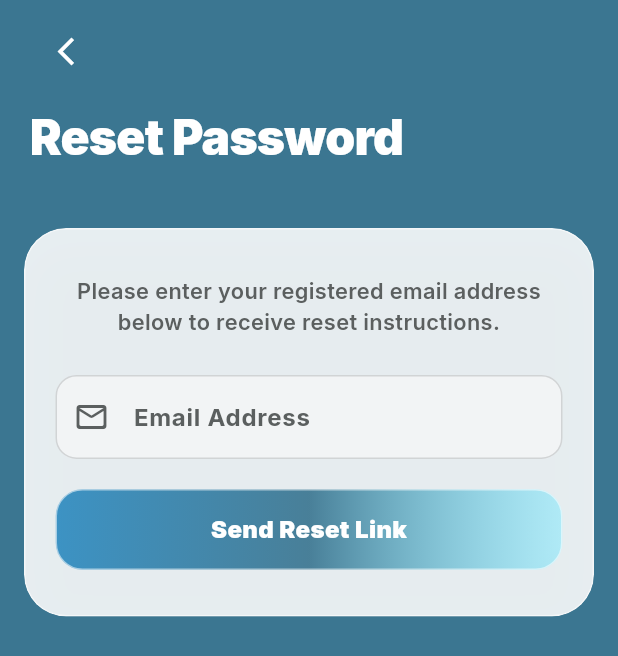
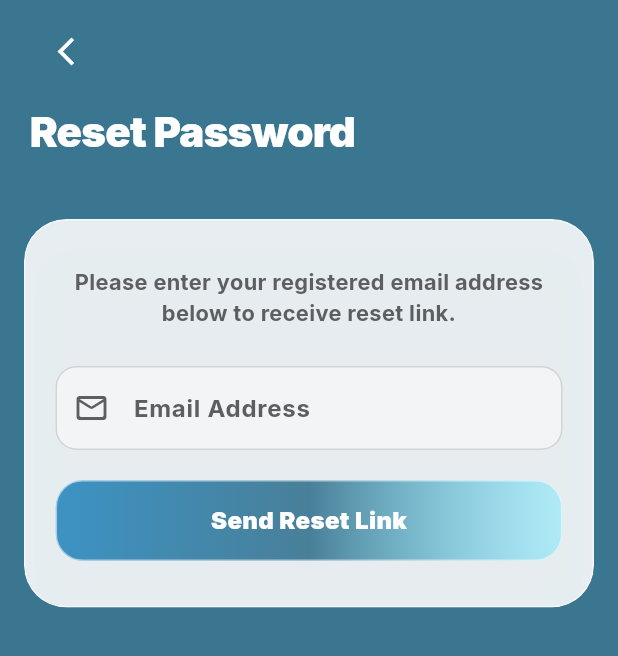
Before and after one commit to norahalhazab/ratq-flutter-app, a Flutter app: the ForgotPasswordScreen screen opened directly, on a phone screen of 412 x 824 dp. Shown: the top 656 px of the screen. Run offline on Flutter 3.47's test engine with Material 3 defaults, Android fonts, the light colour scheme and no system bars; our stand-ins replace cached_network_image, cloud_firestore, connectivity_plus, firebase_auth, firebase_core, firebase_messaging and 12 more; missing offline and left inert: android_intent_plus; accounts and stored records are empty.

Commit message:
changed reset screen design

```diff
--- a/aidx-medical-app-master/lib/screens/auth/forgot_password_screen.dart
+++ b/aidx-medical-app-master/lib/screens/auth/forgot_password_screen.dart
@@ -71,7 +71,7 @@ class _ForgotPasswordScreenState extends State<ForgotPasswordScreen> {
                   const Text(
                     "Reset Password",
                     style: TextStyle(
-                      fontSize: 32,
+                      fontSize: 28,
                       fontWeight: FontWeight.w900,
                       color: Colors.white,
                       letterSpacing: -0.5,
@@ -95,11 +95,11 @@ class _ForgotPasswordScreenState extends State<ForgotPasswordScreen> {
                     mainAxisSize: MainAxisSize.min,
                     children: [
                       const Text(
-                        "Please enter your registered email address below to receive reset instructions.",
+                        "Please enter your registered email address below to receive reset link.",
                         textAlign: TextAlign.center,
                         style: TextStyle(
                           fontSize: 14.5,
-                          fontWeight: FontWeight.w600,
+                          fontWeight: FontWeight.w700,
                           color: Color(0xFF5B5F5F),
                         ),
                       ),
```
